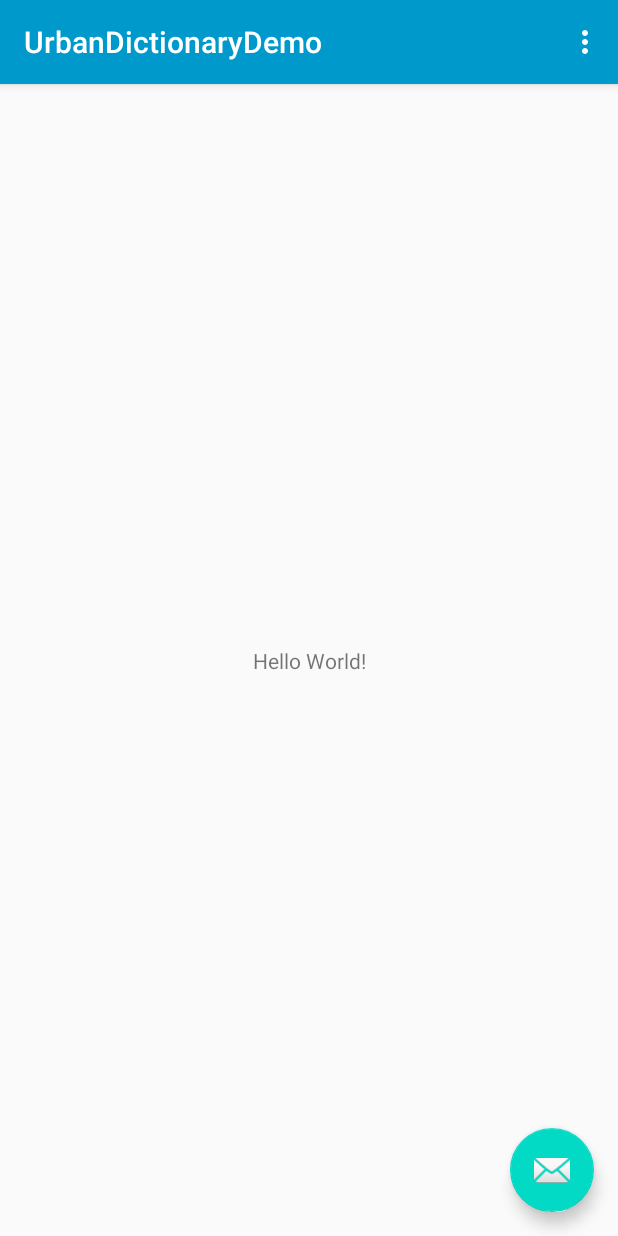
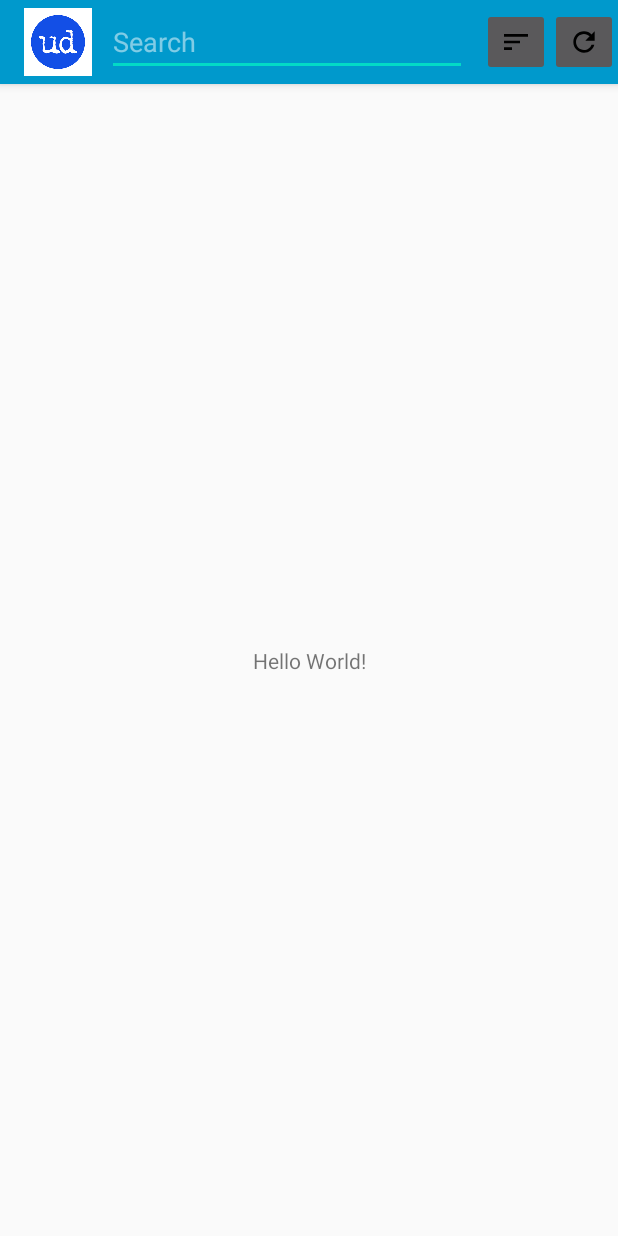
Before and after one commit to vrmanepalli/UrbanDictionaryDemo, an Android app: the screen it shows after launch (MainActivity), on a phone screen of 412 x 824 dp. Run offline under Robolectric (Android 15) with nearby library versions, the phone set to English and light mode, and no system bars.

Commit message:
Added UI elements and functions to refresh and sort list but only toasts when clicked

```diff
--- /dev/null
+++ b/app/src/main/java/com/vmanepalli/urbandictionary/urbandictionarydemo/Utility.kt
@@ -0,0 +1,10 @@
+package com.vmanepalli.urbandictionary.urbandictionarydemo
+
+import android.content.Context
+import android.view.View
+import android.view.inputmethod.InputMethodManager
+
+inline fun View.hideKeyboard() {
+    val imm = context.getSystemService(Context.INPUT_METHOD_SERVICE) as InputMethodManager
+    imm.hideSoftInputFromWindow(windowToken, 0)
+}
--- a/app/src/main/java/com/vmanepalli/urbandictionary/urbandictionarydemo/activities/MainActivity.kt
+++ b/app/src/main/java/com/vmanepalli/urbandictionary/urbandictionarydemo/activities/MainActivity.kt
@@ -1,12 +1,13 @@
 package com.vmanepalli.urbandictionary.urbandictionarydemo.activities
 
 import android.os.Bundle
-import com.google.android.material.snackbar.Snackbar
+import android.view.KeyEvent
+import android.view.View
+import android.view.WindowManager
+import android.widget.Toast
 import androidx.appcompat.app.AppCompatActivity
-import android.view.Menu
-import android.view.MenuItem
 import com.vmanepalli.urbandictionary.urbandictionarydemo.R
-
+import com.vmanepalli.urbandictionary.urbandictionarydemo.hideKeyboard
 import kotlinx.android.synthetic.main.activity_main.*
 
 class MainActivity : AppCompatActivity() {
@@ -15,26 +16,35 @@ class MainActivity : AppCompatActivity() {
         super.onCreate(savedInstanceState)
         setContentView(R.layout.activity_main)
         setSupportActionBar(toolbar)
-
-        fab.setOnClickListener { view ->
-            Snackbar.make(view, "Replace with your own action", Snackbar.LENGTH_LONG)
-                .setAction("Action", null).show()
-        }
+        setSearchListener()
+        window.setSoftInputMode(WindowManager.LayoutParams.SOFT_INPUT_STATE_HIDDEN)
     }
 
-    override fun onCreateOptionsMenu(menu: Menu): Boolean {
-        // Inflate the menu; this adds items to the action bar if it is present.
-        menuInflater.inflate(R.menu.menu_main, menu)
-        return true
+    private fun setSearchListener() {
+        search.setOnKeyListener(View.OnKeyListener { _, keyCode, event ->
+            if (keyCode == KeyEvent.KEYCODE_ENTER && event.action == KeyEvent.ACTION_UP) {
+                search.hideKeyboard()
+                showUnderDevToast()
+                return@OnKeyListener true
+            }
+            false
+        })
     }
 
-    override fun onOptionsItemSelected(item: MenuItem): Boolean {
-        // Handle action bar item clicks here. The action bar will
-        // automatically handle clicks on the Home/Up button, so long
-        // as you specify a parent activity in AndroidManifest.xml.
-        return when (item.itemId) {
-            R.id.action_settings -> true
-            else -> super.onOptionsItemSelected(item)
-        }
+    fun sort(view: View?) {
+        showUnderDevToast()
     }
+
+    fun refresh(view: View?) {
+        showUnderDevToast()
+    }
+
+    private fun showUnderDevToast() {
+        Toast.makeText(
+            applicationContext,
+            "Not available! Development in progress..!",
+            Toast.LENGTH_SHORT
+        ).show()
+    }
+
 }
--- /dev/null
+++ b/app/src/main/res/drawable/ic_refresh_black_24dp.xml
@@ -0,0 +1,9 @@
+<vector xmlns:android="http://schemas.android.com/apk/res/android"
+        android:width="24dp"
+        android:height="24dp"
+        android:viewportWidth="24.0"
+        android:viewportHeight="24.0">
+    <path
+        android:fillColor="#FF000000"
+        android:pathData="M17.65,6.35C16.2,4.9 14.21,4 12,4c-4.42,0 -7.99,3.58 -7.99,8s3.57,8 7.99,8c3.73,0 6.84,-2.55 7.73,-6h-2.08c-0.82,2.33 -3.04,4 -5.65,4 -3.31,0 -6,-2.69 -6,-6s2.69,-6 6,-6c1.66,0 3.14,0.69 4.22,1.78L13,11h7V4l-2.35,2.35z"/>
+</vector>
--- /dev/null
+++ b/app/src/main/res/drawable/ic_sort_black_24dp.xml
@@ -0,0 +1,9 @@
+<vector xmlns:android="http://schemas.android.com/apk/res/android"
+        android:width="24dp"
+        android:height="24dp"
+        android:viewportWidth="24.0"
+        android:viewportHeight="24.0">
+    <path
+        android:fillColor="#FF000000"
+        android:pathData="M3,18h6v-2L3,16v2zM3,6v2h18L21,6L3,6zM3,13h12v-2L3,11v2z"/>
+</vector>
--- a/app/src/main/res/layout/activity_main.xml
+++ b/app/src/main/res/layout/activity_main.xml
@@ -1,6 +1,5 @@
 <?xml version="1.0" encoding="utf-8"?>
 <androidx.coordinatorlayout.widget.CoordinatorLayout xmlns:android="http://schemas.android.com/apk/res/android"
-    xmlns:app="http://schemas.android.com/apk/res-auto"
     xmlns:tools="http://schemas.android.com/tools"
     android:layout_width="match_parent"
     android:layout_height="match_parent"
@@ -14,20 +13,52 @@
         <androidx.appcompat.widget.Toolbar
             android:id="@+id/toolbar"
             android:layout_width="match_parent"
-            android:layout_height="?attr/actionBarSize"
-            android:background="?attr/colorPrimary"
-            app:popupTheme="@style/AppTheme.PopupOverlay" />
+            android:layout_height="wrap_content"
+            android:scrollbarAlwaysDrawHorizontalTrack="true">
+
+            <LinearLayout
+                android:layout_width="match_parent"
+                android:layout_height="wrap_content"
+                android:orientation="horizontal">
+
+                <ImageView
+                    android:id="@+id/app_icon"
+                    android:layout_width="45dp"
+                    android:layout_height="45dp"
+                    android:src="@drawable/app_icon" />
+
+                <com.google.android.material.textfield.TextInputEditText
+                    android:id="@+id/search"
+                    android:layout_width="0dp"
+                    android:layout_height="wrap_content"
+                    android:layout_marginLeft="10dp"
+                    android:layout_marginRight="10dp"
+                    android:layout_weight="1"
+                    android:hint="Search"
+                    android:singleLine="true" />
+
+                <androidx.appcompat.widget.AppCompatImageButton
+                    android:id="@+id/sort"
+                    android:layout_width="45dp"
+                    android:layout_height="45dp"
+                    android:adjustViewBounds="true"
+                    android:onClick="sort"
+                    android:scaleType="centerInside"
+                    android:src="@drawable/ic_sort_black_24dp" />
+
+                <androidx.appcompat.widget.AppCompatImageButton
+                    android:id="@+id/refresh"
+                    android:layout_width="45dp"
+                    android:layout_height="45dp"
+                    android:adjustViewBounds="true"
+                    android:onClick="refresh"
+                    android:scaleType="fitCenter"
+                    android:src="@drawable/ic_refresh_black_24dp" />
+            </LinearLayout>
+        </androidx.appcompat.widget.Toolbar>
 
     </com.google.android.material.appbar.AppBarLayout>
 
     <include layout="@layout/content_main" />
 
-    <com.google.android.material.floatingactionbutton.FloatingActionButton
-        android:id="@+id/fab"
-        android:layout_width="wrap_content"
-        android:layout_height="wrap_content"
-        android:layout_gravity="bottom|end"
-        android:layout_margin="@dimen/fab_margin"
-        app:srcCompat="@android:drawable/ic_dialog_email" />
-
 </androidx.coordinatorlayout.widget.CoordinatorLayout>
```
